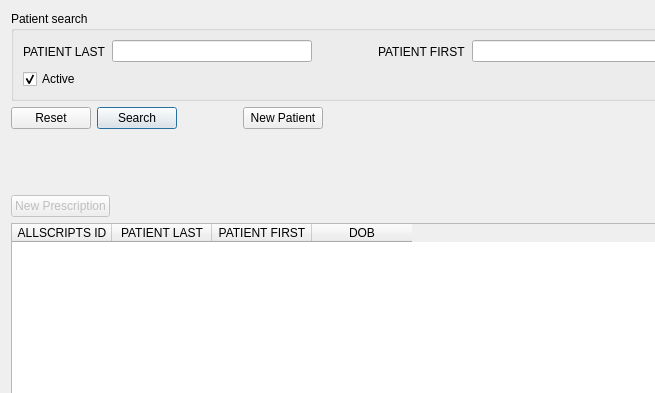
Old version of the form src/patientframe.ui in the repository kyledevans/Medicine-Track; both pictures show x 0 to 655 and y 0 to 393 of the 888 by 535 pixel window.
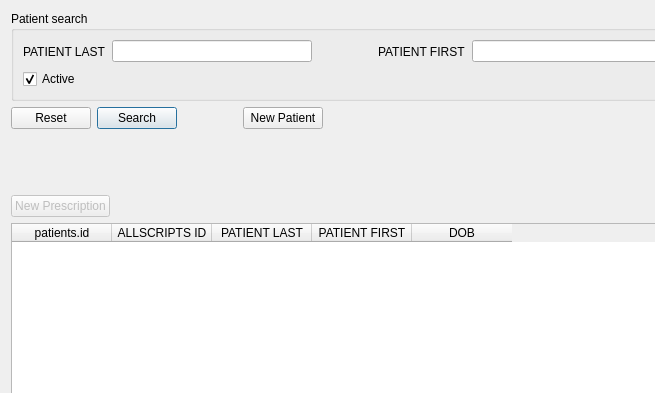
New version of the form.

The edit to the form file:
```diff
--- a/src/patientframe.ui
+++ b/src/patientframe.ui
@@ -301,8 +301,11 @@
      <property name="selectionBehavior">
       <enum>QAbstractItemView::SelectRows</enum>
      </property>
+     <property name="sortingEnabled">
+      <bool>true</bool>
+     </property>
      <property name="columnCount">
-      <number>4</number>
+      <number>5</number>
      </property>
      <attribute name="horizontalHeaderHighlightSections">
       <bool>false</bool>
@@ -310,6 +313,11 @@
      <attribute name="horizontalHeaderMinimumSectionSize">
       <number>100</number>
      </attribute>
+     <column>
+      <property name="text">
+       <string>patients.id</string>
+      </property>
+     </column>
      <column>
       <property name="text">
        <string comment="ALLSCRIPTS ID DISPLAY LABEL">ALLSCRIPTS ID</string>
```
